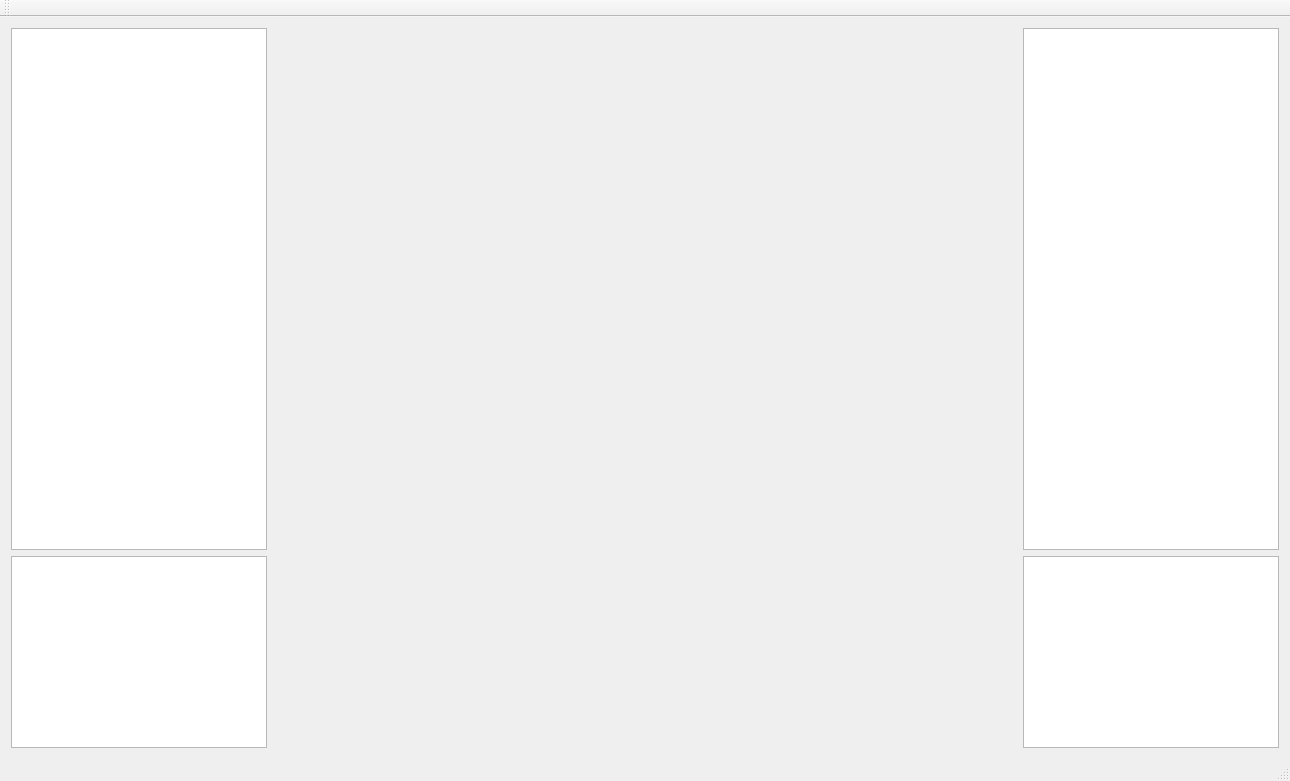
Qt form mainwindow.ui (WaerjakSC/INNgine2019) before a commit.
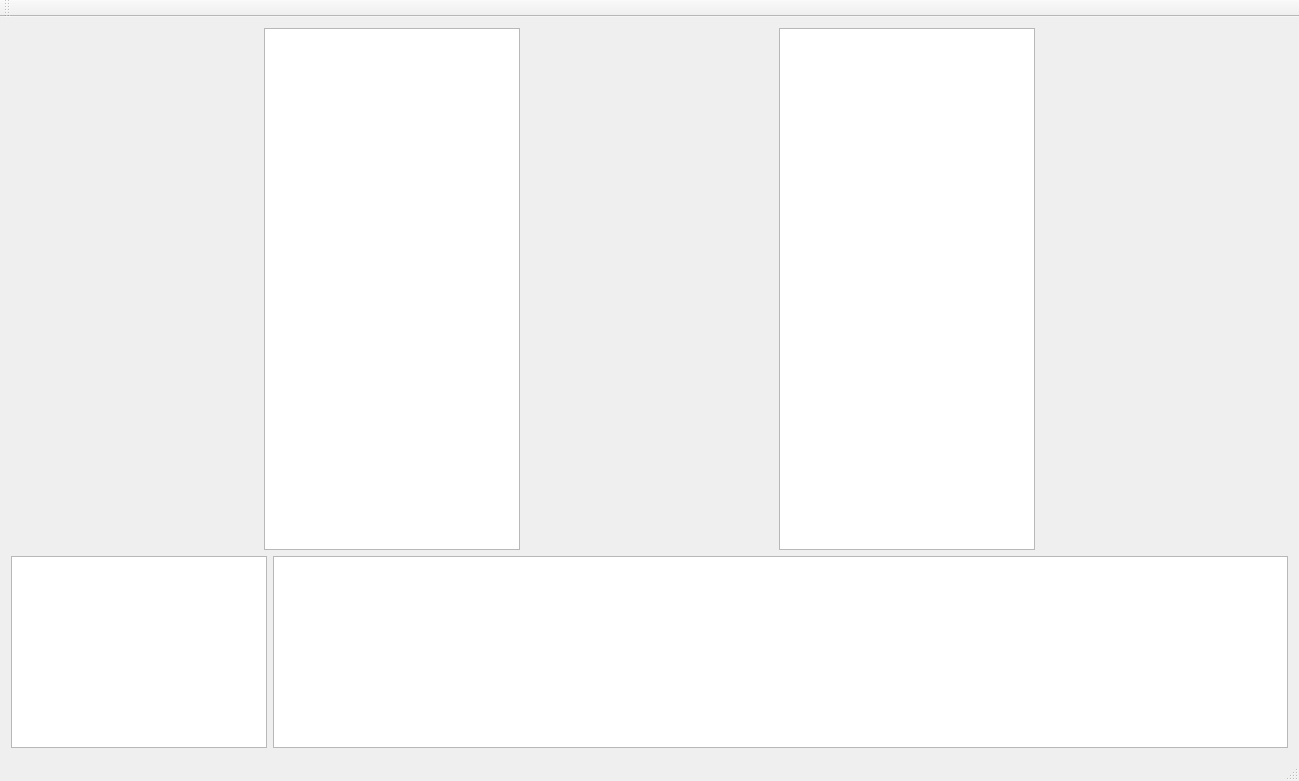
The same form after that commit.

Commit message: Better UI layout

What changed in the file:
```diff
--- a/mainwindow.ui
+++ b/mainwindow.ui
@@ -6,7 +6,7 @@
    <rect>
     <x>0</x>
     <y>0</y>
-    <width>1034</width>
+    <width>1299</width>
     <height>781</height>
    </rect>
   </property>
@@ -15,64 +15,58 @@
   </property>
   <widget class="QWidget" name="centralWidget">
    <layout class="QHBoxLayout" name="horizontalLayout">
-    <item>
-     <layout class="QVBoxLayout" name="verticalLayout_3">
-      <property name="leftMargin">
-       <number>0</number>
-      </property>
-      <item>
-       <widget class="QTreeView" name="Components_2">
-        <property name="sizePolicy">
-         <sizepolicy hsizetype="Minimum" vsizetype="Expanding">
-          <horstretch>0</horstretch>
-          <verstretch>0</verstretch>
-         </sizepolicy>
-        </property>
-       </widget>
-      </item>
-      <item>
-       <widget class="QTreeView" name="Hierarchy_2">
-        <property name="sizePolicy">
-         <sizepolicy hsizetype="Expanding" vsizetype="Minimum">
-          <horstretch>0</horstretch>
-          <verstretch>0</verstretch>
-         </sizepolicy>
-        </property>
-       </widget>
-      </item>
-     </layout>
-    </item>
-    <item>
-     <layout class="QHBoxLayout" name="horizontalLayout_2">
-      <property name="leftMargin">
-       <number>0</number>
-      </property>
-      <property name="bottomMargin">
-       <number>0</number>
-      </property>
-      <item>
-       <layout class="QVBoxLayout" name="OpenGLLayout">
-        <property name="leftMargin">
-         <number>750</number>
-        </property>
-       </layout>
-      </item>
-     </layout>
-    </item>
     <item>
      <layout class="QVBoxLayout" name="verticalLayout">
       <item>
-       <widget class="QTreeView" name="Hierarchy"/>
+       <layout class="QHBoxLayout" name="horizontalLayout_3">
+        <item>
+         <widget class="QListView" name="listView_2">
+          <property name="sizePolicy">
+           <sizepolicy hsizetype="Fixed" vsizetype="Minimum">
+            <horstretch>0</horstretch>
+            <verstretch>0</verstretch>
+           </sizepolicy>
+          </property>
+         </widget>
+        </item>
+        <item>
+         <layout class="QVBoxLayout" name="OpenGLLayout"/>
+        </item>
+        <item>
+         <widget class="QTreeView" name="treeView">
+          <property name="sizePolicy">
+           <sizepolicy hsizetype="Fixed" vsizetype="Expanding">
+            <horstretch>0</horstretch>
+            <verstretch>0</verstretch>
+           </sizepolicy>
+          </property>
+         </widget>
+        </item>
+       </layout>
       </item>
       <item>
-       <widget class="QListView" name="listView_2">
-        <property name="sizePolicy">
-         <sizepolicy hsizetype="Minimum" vsizetype="Minimum">
-          <horstretch>0</horstretch>
-          <verstretch>0</verstretch>
-         </sizepolicy>
-        </property>
-       </widget>
+       <layout class="QHBoxLayout" name="horizontalLayout_2">
+        <item>
+         <widget class="QListView" name="listView">
+          <property name="sizePolicy">
+           <sizepolicy hsizetype="Fixed" vsizetype="Minimum">
+            <horstretch>0</horstretch>
+            <verstretch>0</verstretch>
+           </sizepolicy>
+          </property>
+         </widget>
+        </item>
+        <item>
+         <widget class="QListView" name="listView_3">
+          <property name="sizePolicy">
+           <sizepolicy hsizetype="Expanding" vsizetype="Minimum">
+            <horstretch>0</horstretch>
+            <verstretch>0</verstretch>
+           </sizepolicy>
+          </property>
+         </widget>
+        </item>
+       </layout>
       </item>
      </layout>
     </item>
```
Left out of the diff: 2 changed lines with no effect on the pictures.
